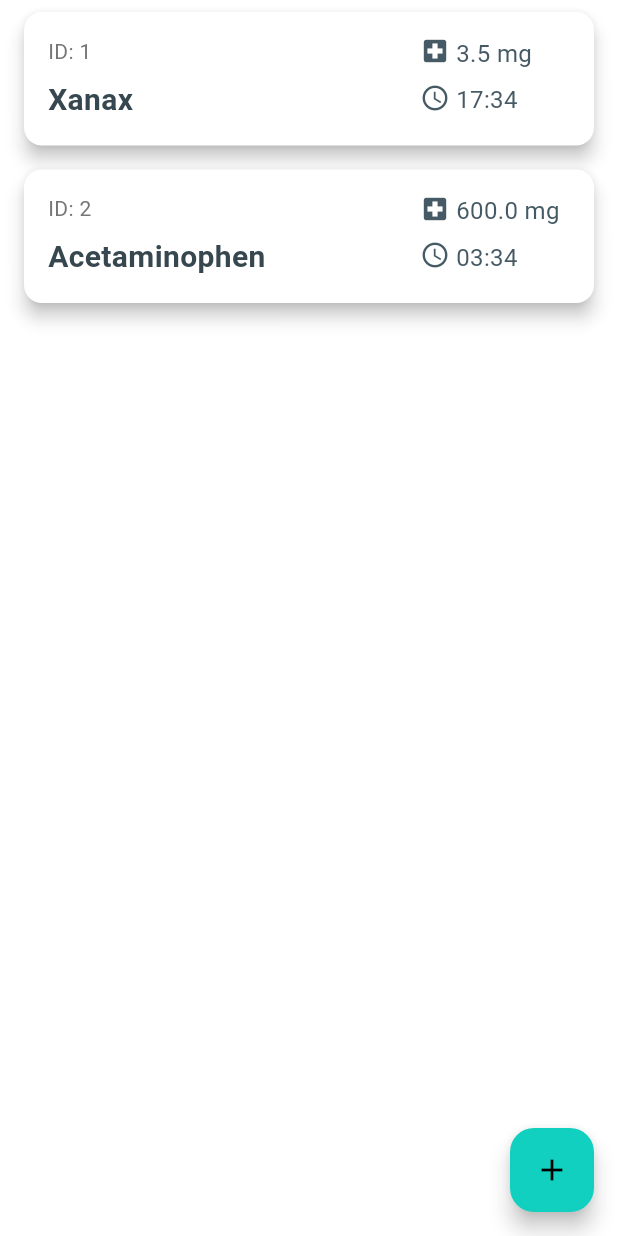
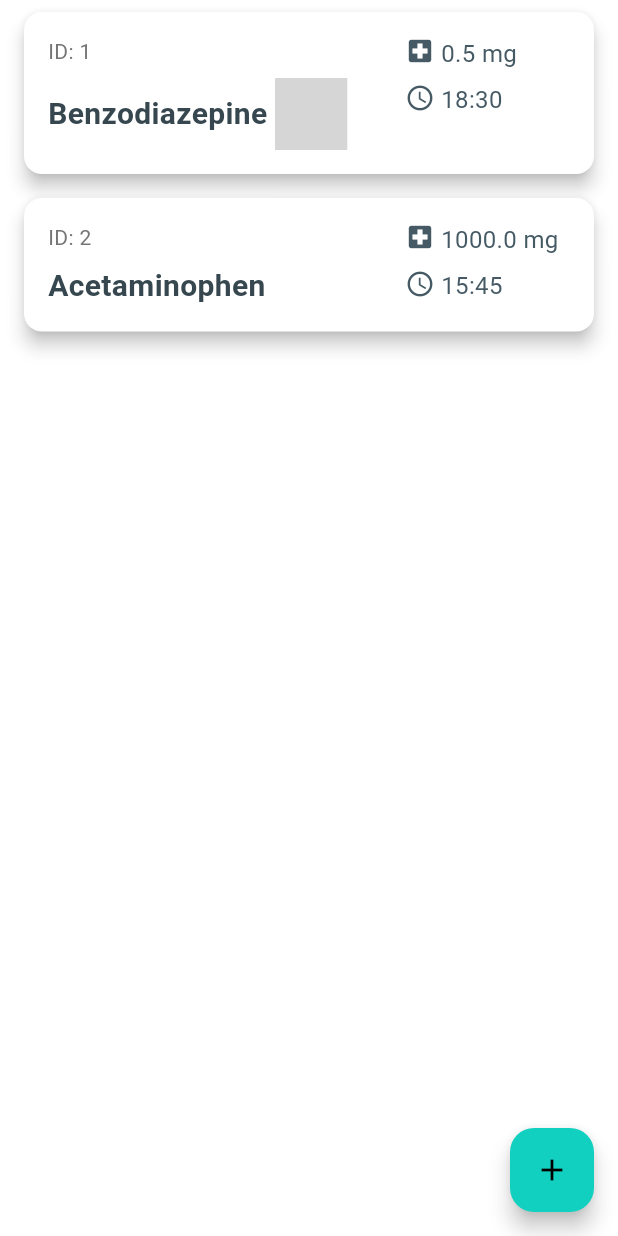
Before and after one commit to jmk-001/Flutter-Intern-Test, a Flutter app: the HomeScreen screen opened directly, on a phone screen of 412 x 824 dp. Run offline on Flutter 3.47's test engine with Material 3 defaults, Android fonts, the phone set to English and light mode, and no system bars; our stand-ins replace numberpicker; missing offline and left inert: info_widget; grey boxes are pictures that could not be loaded.

```diff
--- a/flutter_intern_test/lib/components/medication_list.dart
+++ b/flutter_intern_test/lib/components/medication_list.dart
@@ -79,7 +79,7 @@ class MedicationList extends StatelessWidget {
                       ),
                       // Dose and Time column
                       SizedBox(
-                        width: 100,
+                        width: 110,
                         child: Column(
                           crossAxisAlignment: CrossAxisAlignment.start,
                           mainAxisSize: MainAxisSize.min,
--- a/flutter_intern_test/lib/models/medication_manager.dart
+++ b/flutter_intern_test/lib/models/medication_manager.dart
@@ -1,18 +1,21 @@
 import 'package:flutter/material.dart';
+import 'doctor.dart';
 import 'package:flutter_intern_test/models/prescription_medication.dart';
 
 class MedicationManager with ChangeNotifier {
   final List<PrescriptionMedication> _meds = [
     PrescriptionMedication(
-        id: 1,
-        name: "Xanax",
-        time: const TimeOfDay(hour: 17, minute: 34),
-        dose: 3.5),
+      id: 1,
+      name: "Benzodiazepine",
+      time: const TimeOfDay(hour: 18, minute: 30),
+      dose: 0.5,
+      doctor: Doctor(1, "Sarah Rodriguez", 01397892),
+    ),
     PrescriptionMedication(
         id: 2,
         name: "Acetaminophen",
-        time: const TimeOfDay(hour: 3, minute: 34),
-        dose: 600),
+        time: const TimeOfDay(hour: 15, minute: 45),
+        dose: 1000),
   ];
 
   List<PrescriptionMedication> get meds => _meds;
--- a/flutter_intern_test/lib/pages/add_medication_overlay.dart
+++ b/flutter_intern_test/lib/pages/add_medication_overlay.dart
@@ -1,6 +1,5 @@
 import 'package:flutter/material.dart';
 import 'package:flutter_intern_test/models/doctor.dart';
-import 'package:flutter_intern_test/models/medication.dart';
 import 'package:flutter_intern_test/models/medication_manager.dart';
 import 'package:flutter_intern_test/models/prescription_medication.dart';
 import 'package:numberpicker/numberpicker.dart';
@@ -10,7 +9,6 @@ class AddMedicationOverlay extends StatelessWidget {
   final TextEditingController _idTextController = TextEditingController();
   final TextEditingController _nameTextController = TextEditingController();
   final TextEditingController _dosageTextController = TextEditingController();
-  final TextEditingController _timeTextController = TextEditingController();
 
   final TextEditingController _doctorIdTextController = TextEditingController();
   final TextEditingController _doctorNameTextController =
```
Also changed, not shown: flutter_intern_test/lib/pages/login_screen.dart (+10 -0 lines).
